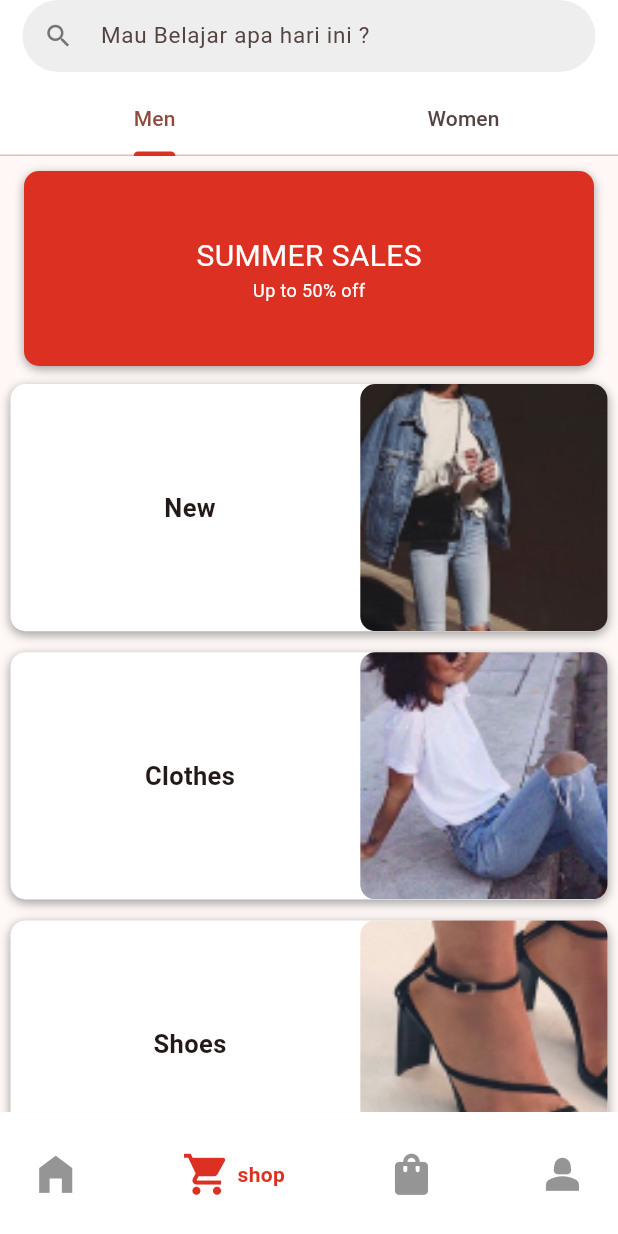
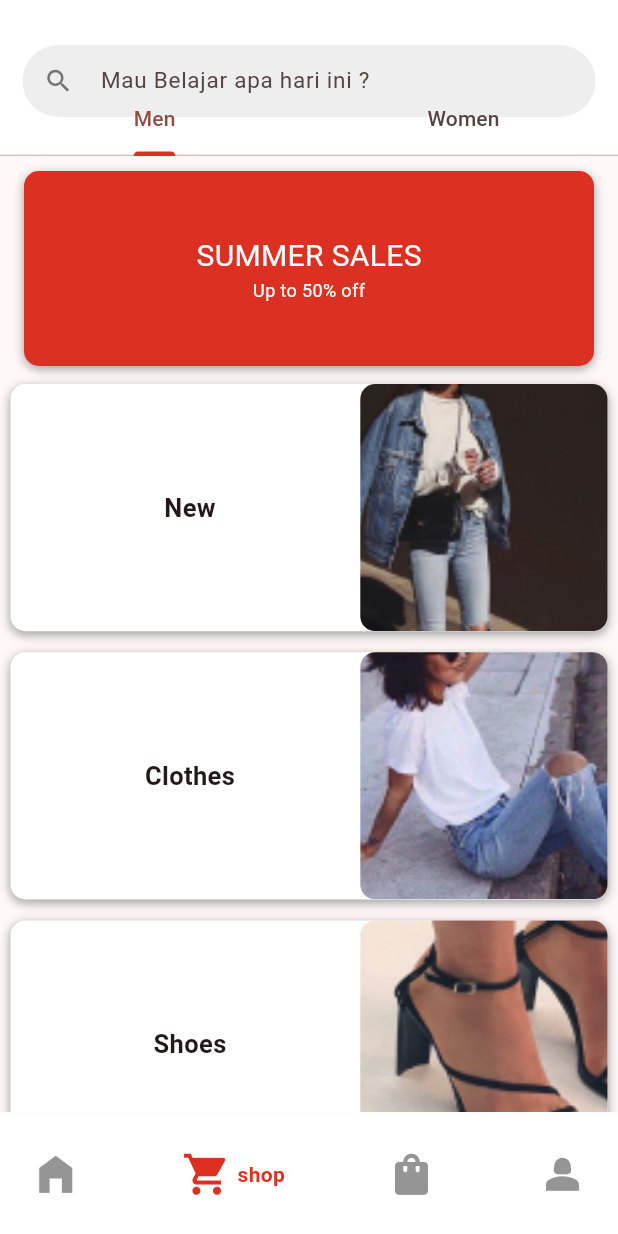
Before and after one commit to JustNandoo/PAS_Ecommerce, a Flutter app: the ShoppingPage screen opened directly, on a phone screen of 412 x 824 dp. Run offline on Flutter 3.47's test engine with Material 3 defaults, Android fonts, the phone set to English and light mode, and no system bars; drawn by our look-alikes of google_nav_bar; our stand-ins replace animated_splash_screen, flutter_rating_bar, flutter_svg, fluttertoast, get, shared_preferences; accounts and stored records are empty; network calls fail.

Commit message:
fix:[AF]fixing ui shopping

```diff
--- a/lib/Pages/shoping_page/ShoppingPage.dart
+++ b/lib/Pages/shoping_page/ShoppingPage.dart
@@ -19,7 +19,7 @@ import '../Navigation.dart';
             flexibleSpace: Container(
               height: double.infinity,
               alignment: Alignment.center,
-              padding: EdgeInsets.symmetric(horizontal: 15),
+              padding: EdgeInsets.symmetric(horizontal: 15, vertical:30),
               child: Center( // Wrap the Row in a Center wid// get
                 child: Column(
                   mainAxisAlignment: MainAxisAlignment.spaceBetween,
```
Also changed, not shown: lib/component/bags.dart (+7 -8 lines).
